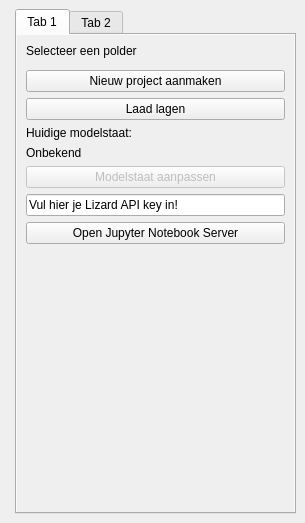
Qt form hhnk_threedi_plugin/hhnk_toolbox_dockwidget_base.ui (threedi/hhnk-threedi-plugin) before a commit.
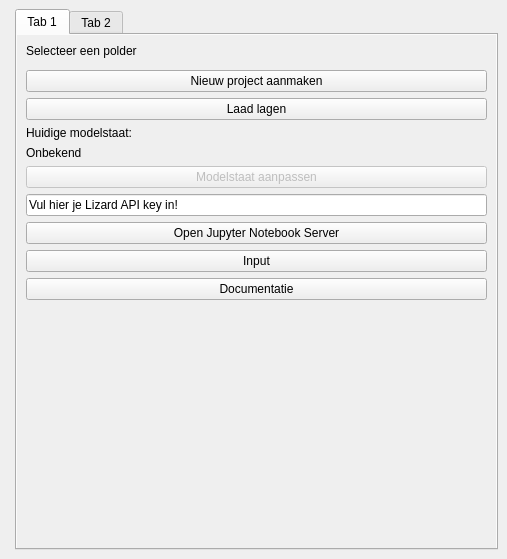
The same form after that commit. Custom widgets are drawn as their Qt base class.

```diff
--- a/hhnk_threedi_plugin/hhnk_toolbox_dockwidget_base.ui
+++ b/hhnk_threedi_plugin/hhnk_toolbox_dockwidget_base.ui
@@ -6,8 +6,8 @@
    <rect>
     <x>0</x>
     <y>0</y>
-    <width>305</width>
-    <height>523</height>
+    <width>507</width>
+    <height>559</height>
    </rect>
   </property>
   <property name="sizePolicy">
@@ -19,7 +19,7 @@
   <property name="minimumSize">
    <size>
     <width>215</width>
-    <height>400</height>
+    <height>492</height>
    </size>
   </property>
   <property name="maximumSize">
@@ -252,17 +252,25 @@
         </item>
         <item>
          <widget class="QPushButton" name="server_btn">
-          <property name="sizePolicy">
-           <sizepolicy hsizetype="MinimumExpanding" vsizetype="Fixed">
-            <horstretch>0</horstretch>
-            <verstretch>0</verstretch>
-           </sizepolicy>
-          </property>
           <property name="text">
            <string>Open Jupyter Notebook Server</string>
           </property>
          </widget>
         </item>
+        <item>
+         <widget class="QPushButton" name="input_btn">
+          <property name="text">
+           <string>Input</string>
+          </property>
+         </widget>
+        </item>
+        <item>
+         <widget class="QPushButton" name="documentatie_button">
+          <property name="text">
+           <string>Documentatie</string>
+          </property>
+         </widget>
+        </item>
         <item>
          <spacer name="verticalSpacer_5">
           <property name="orientation">
```
